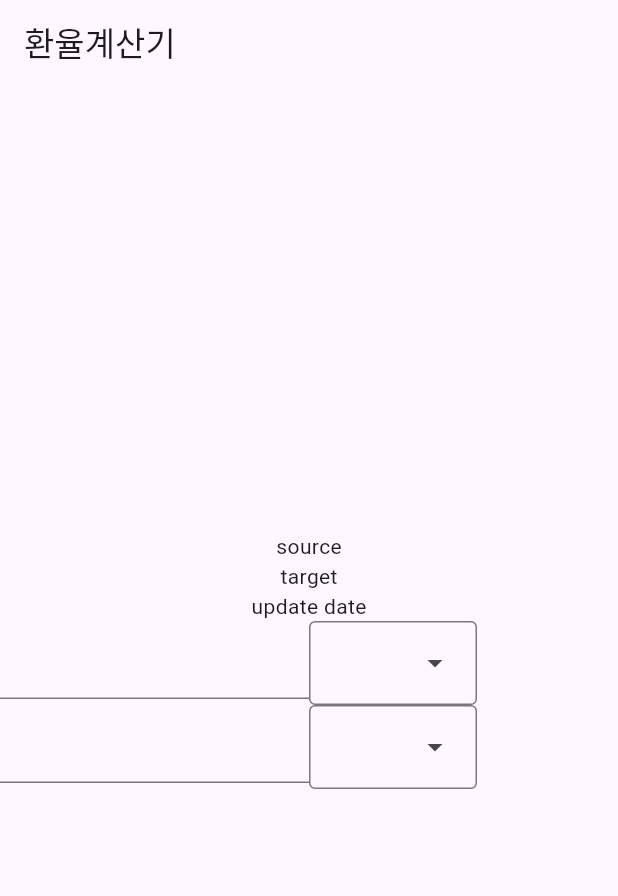
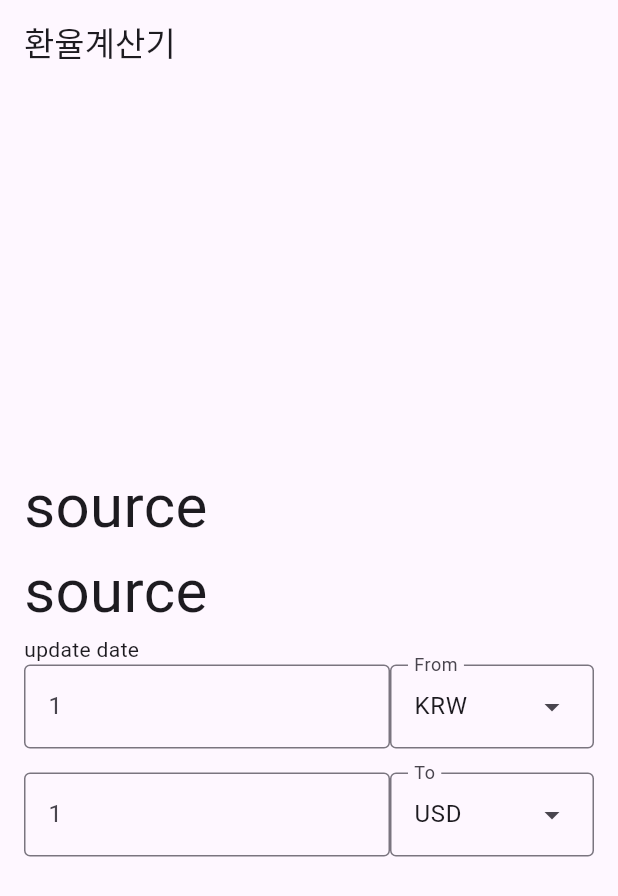
Before and after one commit to KimDonghyeok/flutter_exchange_calc, a Flutter app: the screen it shows after launch, on a phone screen of 412 x 824 dp. Shown: the top 896 px of the screen. Run offline on Flutter 3.47's test engine with Material 3 defaults, Android fonts, the phone set to English and light mode, and no system bars; our stand-ins replace freezed_annotation.

Commit message:
전종현 2.

```diff
--- /dev/null
+++ b/devtools_options.yaml
@@ -0,0 +1 @@
+extensions:
--- a/lib/presentation/home_screen.dart
+++ b/lib/presentation/home_screen.dart
@@ -8,33 +8,258 @@ class HomeScreen extends StatefulWidget {
 }
 
 class _HomeScreenState extends State<HomeScreen> {
+  final _fromController = TextEditingController();
+  final _toController = TextEditingController();
+
+  Currency? selectedFrom;
+  Currency? selectedTo;
+
   @override
   Widget build(BuildContext context) {
     return Scaffold(
       appBar: AppBar(
         title: Text('환율계산기'),
       ),
-      body: Column(
+      body: Padding(
+        padding: const EdgeInsets.all(16.0),
+        child: Column(
           mainAxisAlignment: MainAxisAlignment.center,
-        crossAxisAlignment: CrossAxisAlignment.center,
+          crossAxisAlignment: CrossAxisAlignment.start,
           children: [
-          Text('source'),
-          Text('target'),
+            Text(
+              'source',
+              style: TextStyle(fontSize: 40),
+            ),
+            Text(
+              'source',
+              style: TextStyle(fontSize: 40),
+            ),
             Text('update date'),
             Row(
               children: [
-              Expanded(child: TextField()),
-              Expanded(child: DropdownMenu(dropdownMenuEntries: []))
+                Expanded(
+                    child: TextField(
+                  controller: _fromController,
+                  decoration: InputDecoration(
+                    border: OutlineInputBorder(),
+                    hintText: '1',
+                  ),
+                )),
+                DropdownMenu(
+                  initialSelection: Currency.KRW,
+                  requestFocusOnTap: true,
+                  label: const Text('From'),
+                  onSelected: (Currency? value) {
+                    setState(() {
+                      selectedFrom = value;
+                    });
+                  },
+                  dropdownMenuEntries: Currency.values.map((e) {
+                    return DropdownMenuEntry(value: e, label: e.label);
+                  }).toList(),
+                )
               ],
+            ),
+            SizedBox(
+              height: 16,
             ),
             Row(
               children: [
-              Expanded(child: TextField()),
-              Expanded(child: DropdownMenu(dropdownMenuEntries: []))
+                Expanded(
+                    child: TextField(
+                  controller: _toController,
+                  decoration: InputDecoration(
+                    border: OutlineInputBorder(),
+                    hintText: '1',
+                  ),
+                )),
+                DropdownMenu(
+                  initialSelection: Currency.USD,
+                  requestFocusOnTap: true,
+                  label: const Text('To'),
+                  onSelected: (Currency? value) {
+                    setState(() {
+                      selectedFrom = value;
+                    });
+                  },
+                  dropdownMenuEntries: Currency.values.map((e) {
+                    return DropdownMenuEntry(value: e, label: e.label);
+                  }).toList(),
+                )
               ],
             ),
           ],
         ),
+      ),
     );
   }
 }
+
+enum Currency {
+  USD('USD'),
+  AED('AED'),
+  AFN('AFN'),
+  ALL('ALL'),
+  AMD('AMD'),
+  ANG('ANG'),
+  AOA('AOA'),
+  ARS('ARS'),
+  AUD('AUD'),
+  AWG('AWG'),
+  AZN('AZN'),
+  BAM('BAM'),
+  BBD('BBD'),
+  BDT('BDT'),
+  BGN('BGN'),
+  BHD('BHD'),
+  BIF('BIF'),
+  BMD('BMD'),
+  BND('BND'),
+  BOB('BOB'),
+  BRL('BRL'),
+  BSD('BSD'),
+  BTN('BTN'),
+  BWP('BWP'),
+  BYN('BYN'),
+  BZD('BZD'),
+  CAD('CAD'),
+  CDF('CDF'),
+  CHF('CHF'),
+  CLP('CLP'),
+  CNY('CNY'),
+  COP('COP'),
+  CRC('CRC'),
+  CUP('CUP'),
+  CVE('CVE'),
+  CZK('CZK'),
+  DJF('DJF'),
+  DKK('DKK'),
+  DOP('DOP'),
+  DZD('DZD'),
+  EGP('EGP'),
+  ERN('ERN'),
+  ETB('ETB'),
+  EUR('EUR'),
+  FJD('FJD'),
+  FKP('FKP'),
+  FOK('FOK'),
+  GBP('GBP'),
+  GEL('GEL'),
+  GGP('GGP'),
+  GHS('GHS'),
+  GIP('GIP'),
+  GMD('GMD'),
+  GNF('GNF'),
+  GTQ('GTQ'),
+  GYD('GYD'),
+  HKD('HKD'),
+  HNL('HNL'),
+  HRK('HRK'),
+  HTG('HTG'),
+  HUF('HUF'),
+  IDR('IDR'),
+  ILS('ILS'),
+  IMP('IMP'),
+  INR('INR'),
+  IQD('IQD'),
+  IRR('IRR'),
+  ISK('ISK'),
+  JEP('JEP'),
+  JMD('JMD'),
+  JOD('JOD'),
+  JPY('JPY'),
+  KES('KES'),
+  KGS('KGS'),
+  KHR('KHR'),
+  KID('KID'),
+  KMF('KMF'),
+  KRW('KRW'),
+  KWD('KWD'),
+  KYD('KYD'),
+  KZT('KZT'),
+  LAK('LAK'),
+  LBP('LBP'),
+  LKR('LKR'),
+  LRD('LRD'),
+  LSL('LSL'),
+  LYD('LYD'),
+  MAD('MAD'),
+  MDL('MDL'),
+  MGA('MGA'),
+  MKD('MKD'),
+  MMK('MMK'),
+  MNT('MNT'),
+  MOP('MOP'),
+  MRU('MRU'),
+  MUR('MUR'),
+  MVR('MVR'),
+  MWK('MWK'),
+  MXN('MXN'),
+  MYR('MYR'),
+  MZN('MZN'),
+  NAD('NAD'),
+  NGN('NGN'),
+  NIO('NIO'),
+  NOK('NOK'),
+  NPR('NPR'),
+  NZD('NZD'),
+  OMR('OMR'),
+  PAB('PAB'),
+  PEN('PEN'),
+  PGK('PGK'),
+  PHP('PHP'),
+  PKR('PKR'),
+  PLN('PLN'),
+  PYG('PYG'),
+  QAR('QAR'),
+  RON('RON'),
+  RSD('RSD'),
+  RUB('RUB'),
+  RWF('RWF'),
+  SAR('SAR'),
+  SBD('SBD'),
+  SCR('SCR'),
+  SDG('SDG'),
+  SEK('SEK'),
+  SGD('SGD'),
+  SHP('SHP'),
+  SLE('SLE'),
+  SLL('SLL'),
+  SOS('SOS'),
+  SRD('SRD'),
+  SSP('SSP'),
+  STN('STN'),
+  SYP('SYP'),
+  SZL('SZL'),
+  THB('THB'),
+  TJS('TJS'),
+  TMT('TMT'),
+  TND('TND'),
+  TOP('TOP'),
+  TRY('TRY'),
+  TTD('TTD'),
+  TVD('TVD'),
+  TWD('TWD'),
+  TZS('TZS'),
+  UAH('UAH'),
+  UGX('UGX'),
+  UYU('UYU'),
+  UZS('UZS'),
+  VES('VES'),
+  VND('VND'),
+  VUV('VUV'),
+  WST('WST'),
+  XAF('XAF'),
+  XCD('XCD'),
+  XDR('XDR'),
+  XOF('XOF'),
+  XPF('XPF'),
+  YER('YER'),
+  ZAR('ZAR'),
+  ZMW('ZMW'),
+  ZWL('ZWL');
+
+  const Currency(this.label);
+
+  final String label;
+}
```
Lines whose indentation alone changed are shown as unchanged.
